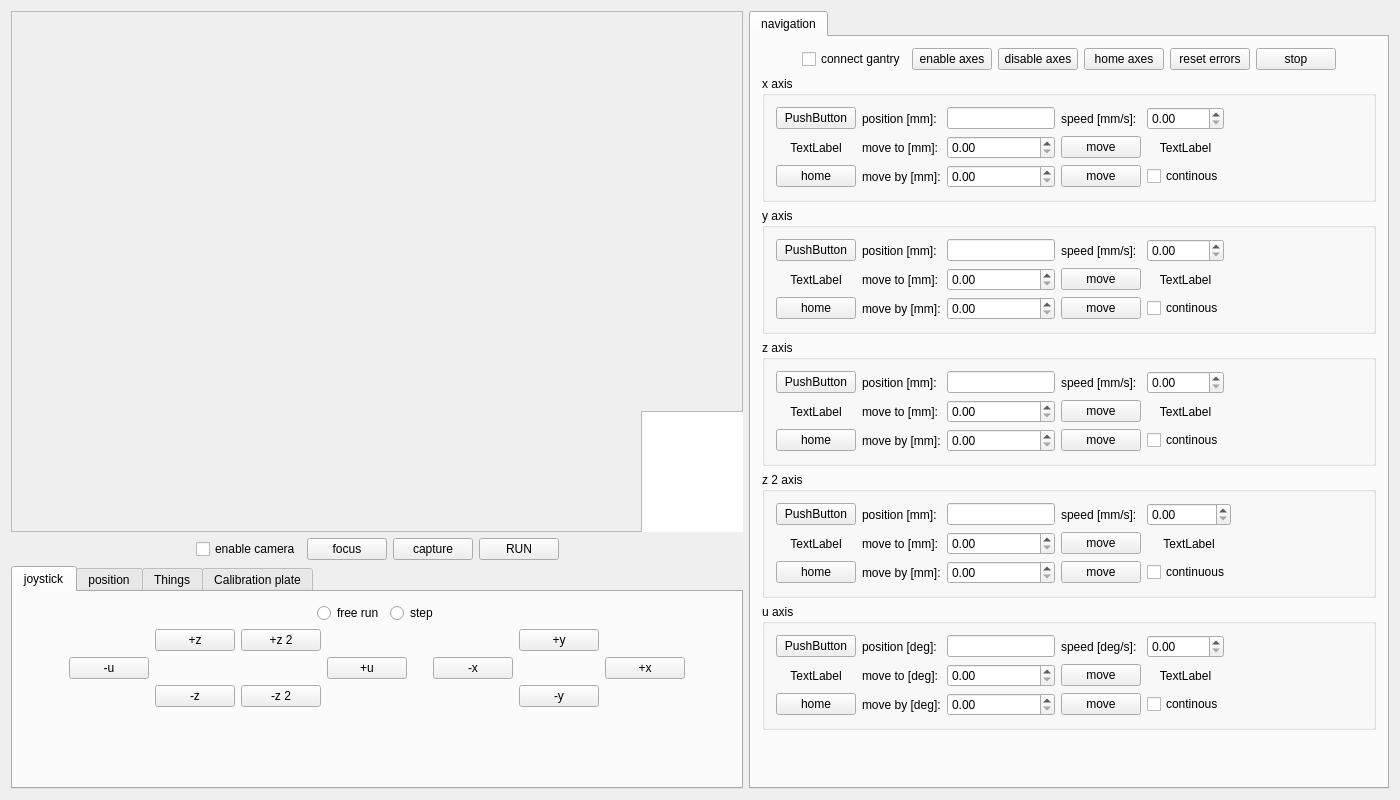
Qt form magrathea.ui (gitHleon/magrathea) before a commit.
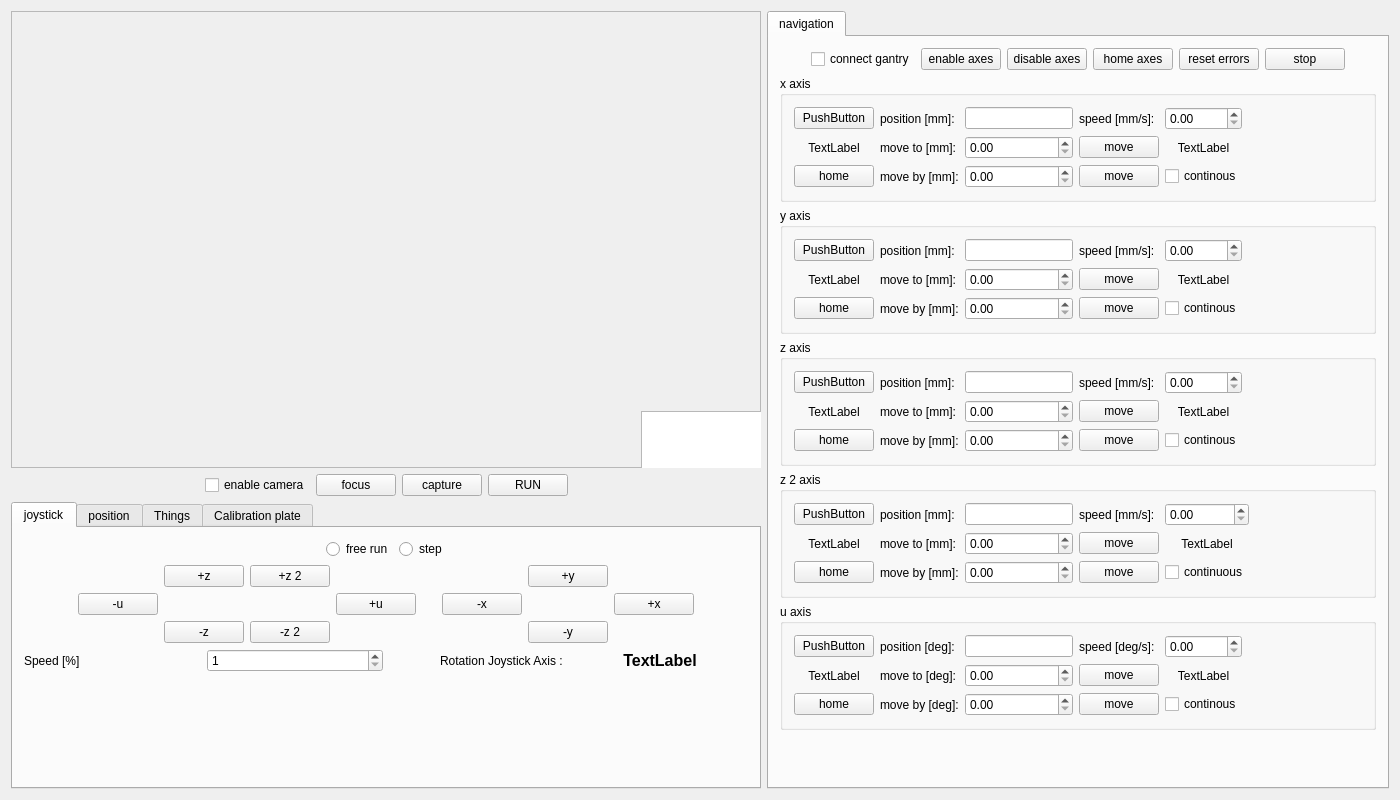
The same form after that commit. The open tabs and pages were chosen to show the change.

Commit message: first push joystick integration

```diff
--- a/magrathea.ui
+++ b/magrathea.ui
@@ -122,13 +122,61 @@
         </sizepolicy>
        </property>
        <property name="currentIndex">
-        <number>2</number>
+        <number>0</number>
        </property>
        <widget class="QWidget" name="joystickTab">
         <attribute name="title">
          <string>joystick</string>
         </attribute>
         <layout class="QGridLayout" name="gridLayout_4">
+         <item row="3" column="0">
+          <layout class="QGridLayout" name="gridLayout_13">
+           <item row="0" column="3">
+            <widget class="QLabel" name="label_J_control">
+             <property name="font">
+              <font>
+               <pointsize>12</pointsize>
+               <weight>75</weight>
+               <bold>true</bold>
+              </font>
+             </property>
+             <property name="text">
+              <string>TextLabel</string>
+             </property>
+             <property name="alignment">
+              <set>Qt::AlignCenter</set>
+             </property>
+            </widget>
+           </item>
+           <item row="0" column="2">
+            <widget class="QLabel" name="label_27">
+             <property name="text">
+              <string>Rotation Joystick Axis : </string>
+             </property>
+             <property name="alignment">
+              <set>Qt::AlignRight|Qt::AlignTrailing|Qt::AlignVCenter</set>
+             </property>
+            </widget>
+           </item>
+           <item row="0" column="0">
+            <widget class="QLabel" name="label_25">
+             <property name="text">
+              <string>Speed [%]</string>
+             </property>
+            </widget>
+           </item>
+           <item row="0" column="1">
+            <widget class="QSpinBox" name="spinBox_J_speed">
+             <property name="minimum">
+              <number>1</number>
+             </property>
+             <property name="maximum">
+              <number>20</number>
+             </property>
+            </widget>
+           </item>
+          </layout>
+         </item>
          <item row="0" column="0">
           <layout class="QHBoxLayout" name="horizontalLayout_4">
            <item>
@@ -297,7 +345,7 @@
            </item>
           </layout>
          </item>
-         <item row="2" column="0">
+         <item row="4" column="0">
           <spacer name="verticalSpacer_2">
            <property name="orientation">
             <enum>Qt::Vertical</enum>
@@ -305,7 +353,7 @@
            <property name="sizeHint" stdset="0">
             <size>
              <width>20</width>
-             <height>67</height>
+             <height>40</height>
             </size>
            </property>
           </spacer>
@@ -524,15 +572,8 @@
         <attribute name="title">
          <string>Things</string>
         </attribute>
-        <widget class="QWidget" name="gridLayoutWidget">
-         <property name="geometry">
-          <rect>
-           <x>10</x>
-           <y>0</y>
-           <width>703</width>
-           <height>198</height>
-          </rect>
-         </property>
+        <layout class="QGridLayout" name="gridLayout_12">
+         <item row="0" column="0">
          <layout class="QGridLayout" name="gridLayout_5">
           <item row="1" column="4">
            <widget class="QPushButton" name="std_dev_many_button">
@@ -818,7 +859,34 @@
            </widget>
           </item>
          </layout>
-        </widget>
+         </item>
+         <item row="1" column="0">
+          <spacer name="verticalSpacer_3">
+           <property name="orientation">
+            <enum>Qt::Vertical</enum>
+           </property>
+           <property name="sizeHint" stdset="0">
+            <size>
+             <width>20</width>
+             <height>40</height>
+            </size>
+           </property>
+          </spacer>
+         </item>
+         <item row="0" column="1">
+          <spacer name="horizontalSpacer_19">
+           <property name="orientation">
+            <enum>Qt::Horizontal</enum>
+           </property>
+           <property name="sizeHint" stdset="0">
+            <size>
+             <width>40</width>
+             <height>20</height>
+            </size>
+           </property>
+          </spacer>
+         </item>
+        </layout>
        </widget>
        <widget class="QWidget" name="tab_2">
         <attribute name="title">
```
Lines whose indentation alone changed are shown as unchanged. The commit also changes 119 other files.
